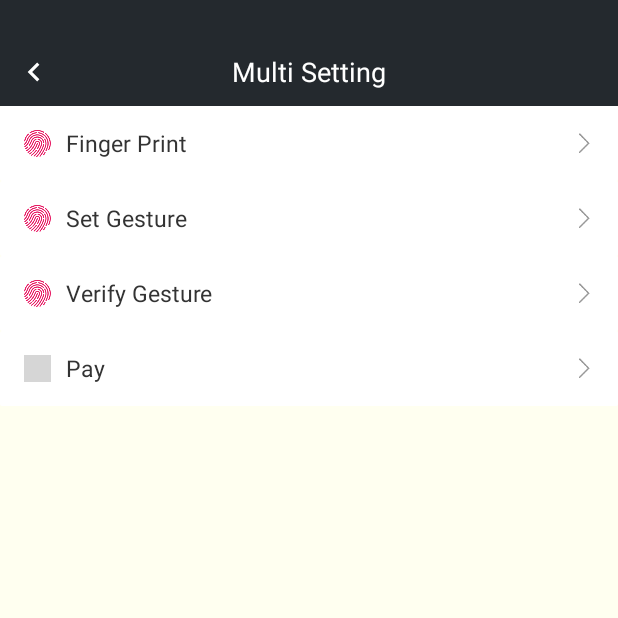
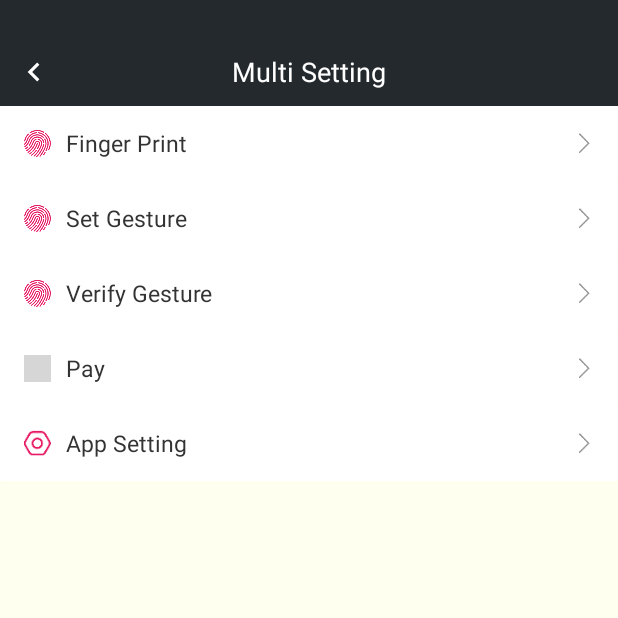
Before and after one commit to joephone/Petrichor, an Android app: the MultiSettingActivity screen opened directly, with no data from a screen before it, on a phone screen of 412 x 824 dp, the top half of it. Run offline under Robolectric (Android 15) with nearby library versions, the phone set to English and light mode, and no system bars; our stand-ins replace EventBus; libraries missing offline, so code that uses them is left out: com.tbruyelle.rxpermissions3; grey boxes are pictures that could not be loaded.

Commit message:
跳转到应用详情界面
跳转到应用详情界面

```diff
--- a/app/src/main/AndroidManifest.xml
+++ b/app/src/main/AndroidManifest.xml
@@ -57,7 +57,6 @@
                 <category android:name="android.intent.category.LAUNCHER" />
             </intent-filter>
         </activity>
-
 
         <activity
             android:name=".ui.loc.activity.WeixinLocActivity"
@@ -138,7 +137,7 @@
             android:name=".crash.CrashActivity"
             android:screenOrientation="portrait"
             android:launchMode="singleTask"/>
-
+        <!-- 重启 -->
         <activity
             android:name=".crash.RestartActivity"
             android:screenOrientation="portrait"
--- a/app/src/main/java/com/transcendence/petrichor/ui/mine/activity/PaySubmitActivity.java
+++ b/app/src/main/java/com/transcendence/petrichor/ui/mine/activity/PaySubmitActivity.java
@@ -27,11 +27,8 @@ import java.util.ArrayList;
 public class PaySubmitActivity extends PetrichorBaseActivity implements SmoothCheckBox.OnSmoothCheckedChangeListener, TimeCountDownView.OnTimeCompleteListener
         , View.OnClickListener {
 
-//    @BindView(R2.id.ll_submit_zhifubao)
     LinearLayout mLlSubmitZhifubao;
-//    @BindView(R2.id.ll_submit_showzhifubao)
     LinearLayout mLlSubmitShowzhifubao;
-
     SmoothCheckBox mCbMeituanPay;
     SmoothCheckBox mCbWeixinPay;
     SmoothCheckBox mCbQqPay;
--- a/app/src/main/java/com/transcendence/petrichor/ui/mine/fragment/MineFragment.java
+++ b/app/src/main/java/com/transcendence/petrichor/ui/mine/fragment/MineFragment.java
@@ -30,8 +30,10 @@ import com.transcendence.ui.newguide.model.GuidePage;
 import com.transcendence.ui.newguide.model.HighLight;
 import com.transcendence.ui.newguide.model.RelativeGuide;
 import com.transcendence.ui.scroll.HeaderZoomLayout;
+import com.transcendence.ui.utils.L;
 
 import java.util.ArrayList;
+import java.util.List;
 
 /**
  * @Author Joephone on 2021/12/3 0003 下午 4:01
@@ -191,10 +193,11 @@ public class MineFragment extends PetrichorBaseFragment<MainActivity> implements
         }
     }
 
+    private List list;
     @Override
     public void onScroll(int scrollX, int scrollY, int oldScrollX, int oldScrollY) {
         if (Math.abs(scrollY - oldScrollY) > 50) {
-
+            L.d(""+list.size());
         }
     }
 
--- a/app/src/main/res/layout/activity_setting_multi.xml
+++ b/app/src/main/res/layout/activity_setting_multi.xml
@@ -207,4 +207,55 @@
 
     </LinearLayout>
 
+    <!-- 第5排  跳转到应用详情页 -->
+    <LinearLayout
+        android:id="@+id/ll_app_setting"
+        android:layout_width="match_parent"
+        android:layout_height="@dimen/height_standard_layout"
+        android:background="@drawable/water_effect_selector"
+        android:gravity="center"
+        android:orientation="horizontal"
+        android:paddingLeft="16dp"
+        android:paddingRight="16dp">
+
+        <ImageView
+            android:layout_width="18dp"
+            android:layout_height="18dp"
+            android:scaleType="fitCenter"
+            android:src="@drawable/ic_setting"
+            android:tint="@color/main" />
+
+        <TextView
+            android:layout_width="0dp"
+            android:layout_height="wrap_content"
+            android:layout_marginLeft="10dp"
+            android:layout_marginRight="10dp"
+            android:layout_weight="1"
+            android:singleLine="true"
+            android:text="@string/to_app_setting"
+            android:textColor="@color/text_surface"
+            android:textSize="@dimen/text_content" />
+
+        <TextView
+            android:layout_width="wrap_content"
+            android:layout_height="wrap_content"
+            android:layout_marginRight="5dp"
+            android:singleLine="true"
+            android:text=""
+            android:textColor="@color/text_third"
+            android:textSize="@dimen/text_notes"
+            tools:text="@string/simplified_chinese" />
+
+        <ImageView
+            android:layout_width="13dp"
+            android:layout_height="13dp"
+            android:rotation="180"
+            android:scaleType="fitCenter"
+            android:src="@drawable/ic_back"
+            android:tint="@color/third" />
+
+    </LinearLayout>
+
+
+
 </LinearLayout>
--- a/basic_res/src/main/res/values/strings.xml
+++ b/basic_res/src/main/res/values/strings.xml
@@ -26,6 +26,7 @@
     <string name="tip">Tip</string>
     <string name="skip">Skip</string>
     <string name="pay">Pay</string>
+    <string name="to_app_setting">App Setting</string>
     <!-- 4 tab -->
     <string name="tab_home">Home</string>
     <string name="tab_hierarchy">Hierarchy</string>
```
Also changed, not shown: app/src/main/java/com/transcendence/petrichor/crash/CrashActivity.java (+54 -41 lines), app/src/main/java/com/transcendence/petrichor/ui/setting/activity/MultiSettingActivity.java (+17 -1 lines), basic_core/src/main/java/com/transcendence/core/base/BaseActivity.java (+7 -5 lines), basic_core/src/main/java/com/transcendence/core/manager/ThreadPoolManager.java (added, +38 -0 lines), 1 other file.
